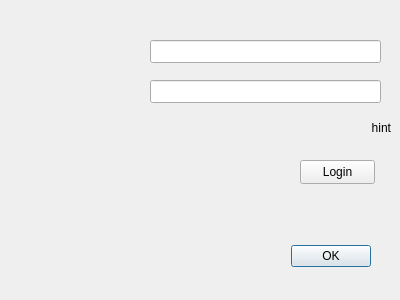
This is qt-rtsp-client/logindialog.ui in BlueBird-0/qt-rtsp-client as Qt 5 draws it before an edit. The edited form follows.
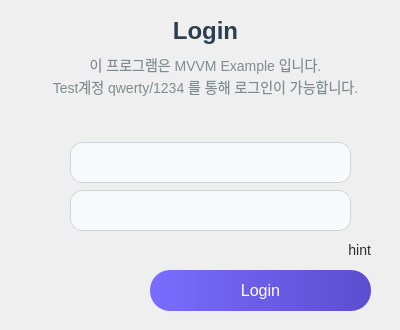
This is the edited form. Icons and pictures are not drawn.

Commit message:
feat: Create loginDialog UI
add UI design on LoginDialog
add application icon

```diff
--- a/qt-rtsp-client/logindialog.ui
+++ b/qt-rtsp-client/logindialog.ui
@@ -7,57 +7,104 @@
     <x>0</x>
     <y>0</y>
     <width>400</width>
-    <height>300</height>
+    <height>330</height>
    </rect>
   </property>
   <property name="windowTitle">
    <string>Dialog</string>
   </property>
-  <widget class="QDialogButtonBox" name="buttonBox">
-   <property name="geometry">
-    <rect>
-     <x>30</x>
-     <y>240</y>
-     <width>341</width>
-     <height>32</height>
-    </rect>
-   </property>
-   <property name="orientation">
-    <enum>Qt::Orientation::Horizontal</enum>
-   </property>
-   <property name="standardButtons">
-    <set>QDialogButtonBox::StandardButton::Ok</set>
-   </property>
-  </widget>
+  <property name="autoFillBackground">
+   <bool>false</bool>
+  </property>
+  <property name="styleSheet">
+   <string notr="true">QDialog{
+	border-image: url(:/images/Resources/loginDlgBackground.jpg) 0 0 0 0 stretch stretch;
+}</string>
+  </property>
   <widget class="QLineEdit" name="editID">
    <property name="geometry">
     <rect>
-     <x>150</x>
-     <y>40</y>
-     <width>231</width>
-     <height>23</height>
+     <x>70</x>
+     <y>142</y>
+     <width>281</width>
+     <height>41</height>
     </rect>
    </property>
+   <property name="styleSheet">
+    <string notr="true">/* QLineEdit 기본 스타일 */
+QLineEdit {
+    background-color: #f8f9fa; /* 밝은 회색 배경 */
+    color: #212529; /* 다크 텍스트 */
+    font-family: 'Segoe UI', Arial, sans-serif; /* 읽기 쉬운 기본 폰트 */
+    font-size: 14px; /* 기본 폰트 크기 */
+    border: 1px solid #ced4da; /* 얇은 회색 테두리 */
+    border-radius: 12px; /* 둥근 모서리 */
+    padding: 10px; /* 내부 여백 (아이콘 공간 포함) */
+}
+
+/* QLineEdit 포커스 시 강조 */
+QLineEdit:focus {
+    border: 1px solid #007bff; /* 파란색 테두리 강조 */
+}</string>
+   </property>
+   <property name="maxLength">
+    <number>30</number>
+   </property>
   </widget>
   <widget class="QLineEdit" name="editPW">
    <property name="geometry">
     <rect>
-     <x>150</x>
-     <y>80</y>
-     <width>231</width>
-     <height>23</height>
+     <x>70</x>
+     <y>190</y>
+     <width>281</width>
+     <height>41</height>
     </rect>
    </property>
+   <property name="statusTip">
+    <string/>
+   </property>
+   <property name="styleSheet">
+    <string notr="true">/* QLineEdit 기본 스타일 */
+QLineEdit {
+    background-color: #f8f9fa; /* 밝은 회색 배경 */
+    color: #212529; /* 다크 텍스트 */
+    font-family: 'Segoe UI', Arial, sans-serif; /* 읽기 쉬운 기본 폰트 */
+    font-size: 14px; /* 기본 폰트 크기 */
+    border: 1px solid #ced4da; /* 얇은 회색 테두리 */
+    border-radius: 12px; /* 둥근 모서리 */
+    padding: 10px; /* 내부 여백 (아이콘 공간 포함) */
+}
+
+/* QLineEdit 포커스 시 강조 */
+QLineEdit:focus {
+    border: 1px solid #007bff; /* 파란색 테두리 강조 */
+}
+</string>
+   </property>
+   <property name="maxLength">
+    <number>30</number>
+   </property>
+   <property name="echoMode">
+    <enum>QLineEdit::EchoMode::Password</enum>
+   </property>
   </widget>
   <widget class="QLabel" name="labelMessage">
    <property name="geometry">
     <rect>
-     <x>10</x>
-     <y>120</y>
-     <width>381</width>
-     <height>16</height>
+     <x>20</x>
+     <y>240</y>
+     <width>351</width>
+     <height>20</height>
     </rect>
    </property>
+   <property name="styleSheet">
+    <string notr="true">QLabel {
+	font-family: Arial, sans-serif;
+	font-size: 14px;
+	color: #2e2e2e;
+	border-radius: 5px;
+}</string>
+   </property>
    <property name="text">
     <string>hint</string>
    </property>
@@ -68,16 +115,91 @@
   <widget class="QPushButton" name="btnLogin">
    <property name="geometry">
     <rect>
-     <x>300</x>
-     <y>160</y>
-     <width>75</width>
-     <height>24</height>
+     <x>150</x>
+     <y>270</y>
+     <width>221</width>
+     <height>41</height>
     </rect>
    </property>
+   <property name="styleSheet">
+    <string notr="true">
+/* QPushButton 스타일 */
+QPushButton {
+    background-color: #6c63ff; /* 보라색 버튼 배경 */
+    background: qlineargradient(spread:pad, x1:0, y1:0.5, x2:1, y2:0.5, stop:0 #7a6cff, stop:1 #5c4ecf); /* 좌측 밝고 우측 어두운 그라디언트 */
+    color: #ffffff; /* 흰색 텍스트 */
+    font-family: 'Segoe UI', Arial, sans-serif; /* 읽기 쉬운 기본 폰트 */
+    font-size: 16px; /* 기본 폰트 크기 */
+    border: none; /* 테두리 제거 */
+    border-radius: 20px; /* 둥근 모서리 */
+    padding: 10px 20px; /* 내부 여백 */
+}
+
+/* QPushButton 호버 효과 */
+QPushButton:hover {
+    background-color: #574b90; /* 더 어두운 보라색 */
+}
+
+/* QPushButton 클릭 효과 */
+QPushButton:pressed {
+    background-color: #3e3365; /* 더욱 어두운 보라색 */
+}</string>
+   </property>
    <property name="text">
     <string>Login</string>
    </property>
   </widget>
+  <widget class="QLabel" name="label">
+   <property name="geometry">
+    <rect>
+     <x>140</x>
+     <y>10</y>
+     <width>131</width>
+     <height>41</height>
+    </rect>
+   </property>
+   <property name="styleSheet">
+    <string notr="true">QLabel {
+    font-size: 24px;                /* 타이틀에 어울리는 크기 */
+    font-weight: bold;              /* 굵은 글씨 */
+    color: #2c3e50;                 /* 글자 색 (어두운 파란색) */
+    border-radius: 10px;            /* 둥근 모서리 */
+}</string>
+   </property>
+   <property name="text">
+    <string>Login</string>
+   </property>
+   <property name="alignment">
+    <set>Qt::AlignmentFlag::AlignCenter</set>
+   </property>
+  </widget>
+  <widget class="QLabel" name="label_2">
+   <property name="geometry">
+    <rect>
+     <x>30</x>
+     <y>50</y>
+     <width>351</width>
+     <height>51</height>
+    </rect>
+   </property>
+   <property name="styleSheet">
+    <string notr="true">QLabel {
+    font-size: 14px;                /* 작은 글씨 크기 */
+    color: #7f8c8d;                 /* 회색 계열의 텍스트 색 */
+    background-color: transparent;  /* 배경은 투명하게 */
+    padding: 5px 10px;              /* 여백 */
+    text-align: left;               /* 왼쪽 정렬 */
+    line-height: 1.5;               /* 줄 간격 조정 */
+}</string>
+   </property>
+   <property name="text">
+    <string>이 프로그램은 MVVM Example 입니다.
+Test계정 qwerty/1234 를 통해 로그인이 가능합니다.</string>
+   </property>
+   <property name="alignment">
+    <set>Qt::AlignmentFlag::AlignCenter</set>
+   </property>
+  </widget>
  </widget>
  <resources/>
  <connections>
```
Left out of the diff: 37 changed lines with no effect on the pictures. The commit also changes 10 other files.
